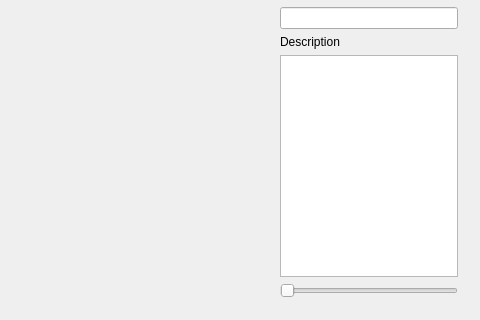
This is dialog.ui in mdrska80/timesheet as Qt 5 draws it before an edit; both pictures show x 269 to 749 and y 147 to 467 of the 749 by 467 pixel window. The edited form follows.
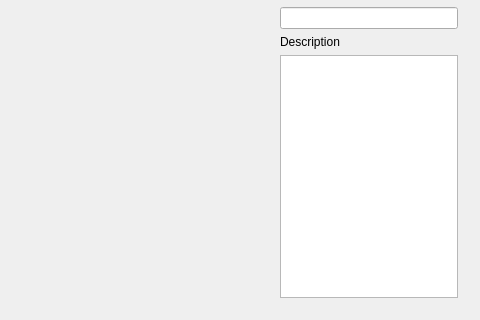
This is the edited form. Custom widgets are drawn as their Qt base class.

```diff
--- a/dialog.ui
+++ b/dialog.ui
@@ -112,13 +112,6 @@
            <item>
             <widget class="QTextEdit" name="textEdit_2"/>
            </item>
-           <item>
-            <widget class="QSlider" name="horizontalSlider">
-             <property name="orientation">
-              <enum>Qt::Horizontal</enum>
-             </property>
-            </widget>
-           </item>
           </layout>
          </item>
         </layout>
```
